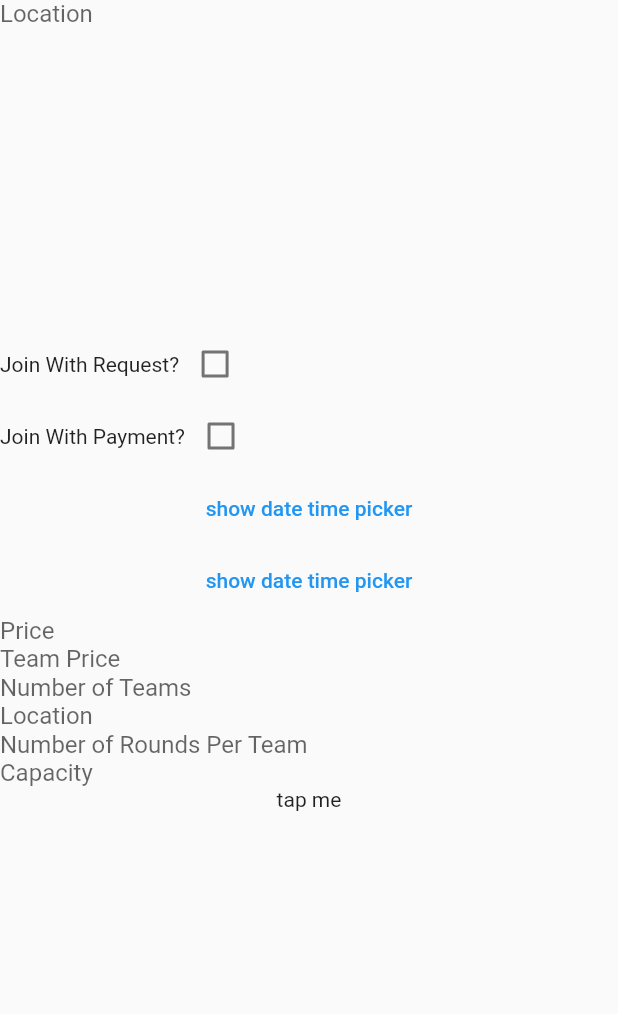
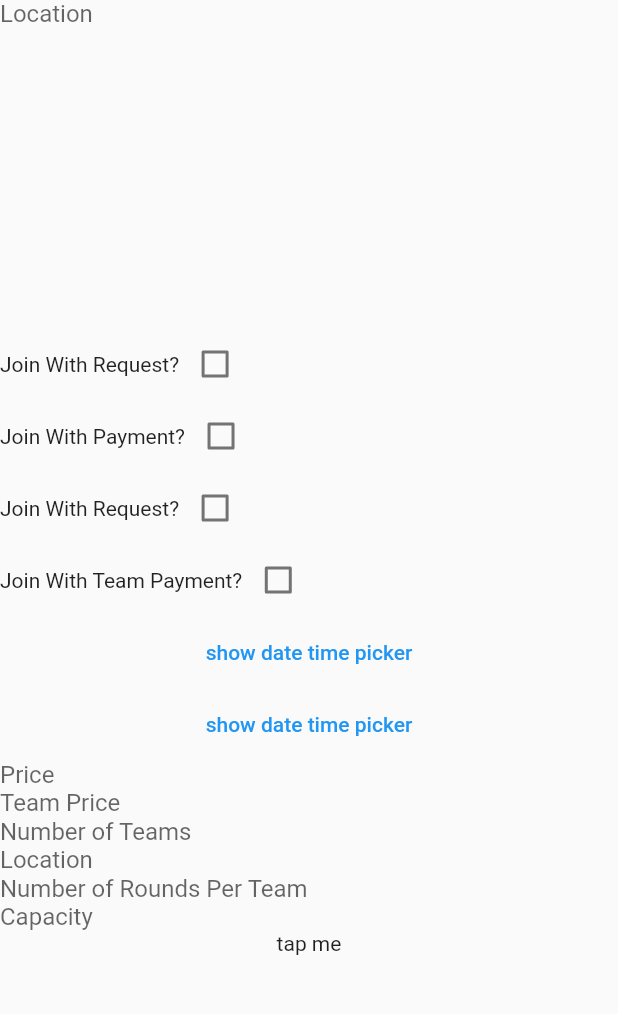
Before and after one commit to ArturoBarrios/AAASoccer, a Flutter app: the LeagueCreate screen opened directly, on a phone screen of 412 x 824 dp, the part 113-1127 px from its top. Run offline on Flutter 3.47's test engine with Material 2 defaults, Android fonts, the phone set to English and light mode, and no system bars; our stand-ins replace auto_size_text, bloc, equatable, flip_card, flutter_bloc, flutter_datetime_picker and 11 more; missing offline and left inert: amplify_api, amplify_auth_cognito, amplify_authenticator, amplify_core, amplify_datastore, amplify_flutter and 9 more.

```diff
--- /dev/null
+++ b/lib/components/create_team_request.dart
@@ -0,0 +1,39 @@
+import 'package:flutter/material.dart';
+
+class CreateTeamRequest extends StatefulWidget {
+  @override
+  _CreateTeamRequest createState() => _CreateTeamRequest();
+  bool withRequest = false;
+}
+
+class _CreateTeamRequest extends State<CreateTeamRequest> {
+  // State variables go here
+
+
+
+  @override
+  Widget build(BuildContext context) {
+    // Build method goes here
+
+      return Container(
+      child: Column(children: [
+          Row(
+          crossAxisAlignment: CrossAxisAlignment.center,
+          children: [
+            Text("Join With Request?"),
+            Checkbox(
+              value: widget.withRequest,
+              onChanged: (bool? value) {
+                setState(() {
+                  widget.withRequest = value!;
+                });
+              },
+            ),
+          ]
+        ),
+
+      ]),
+    );
+
+  }
+}
--- a/lib/views/league/create.dart
+++ b/lib/views/league/create.dart
@@ -9,6 +9,7 @@ import '../../commands/event_command.dart';
 import '../../components/create_event_payment.dart';
 import '../../components/create_event_request.dart';
 import '../../components/create_team_payment.dart';
+import '../../components/create_team_request.dart';
 import '../../components/date_time_picker.dart';
 import '../../components/location_search_bar.dart';
 import '../../enums/EventType.dart';
@@ -43,6 +44,7 @@ class _LeagueCreateState extends State<LeagueCreate> {
   CreateEventRequest createEventRequestWidget = new CreateEventRequest();
   CreateEventPayment createEventPaymentWidget = new CreateEventPayment();
   CreateTeamPayment createTeamPaymentWidget = new CreateTeamPayment();
+  CreateTeamRequest createTeamRequestWidget = new CreateTeamRequest();
   DateTimePicker dateTimePicker = new DateTimePicker();
   LocationSearchBar locationSearchBar = new LocationSearchBar();
 
@@ -66,6 +68,7 @@ class _LeagueCreateState extends State<LeagueCreate> {
         'withRequest': createEventRequestWidget.withRequest,
         'withPayment': createEventPaymentWidget.withPayment,
         'withTeamPayment': createTeamPaymentWidget.withPayment,
+        'withTeamRequest': createTeamRequestWidget.withRequest,
         'roles': "{PLAYER, ORGANIZER}",
         'createdAt': dateTimePicker.rightNow.millisecondsSinceEpoch.toString(),
         'type': EventType.LEAGUE,
@@ -132,6 +135,8 @@ class _LeagueCreateState extends State<LeagueCreate> {
         locationSearchBar,
         createEventRequestWidget,
         createEventPaymentWidget,
+        createTeamRequestWidget,
+        createTeamPaymentWidget,
         dateTimePicker,
         TextField(
           controller: priceController,
--- a/lib/views/tournament/create.dart
+++ b/lib/views/tournament/create.dart
@@ -7,6 +7,7 @@ import '../../commands/tournament_command.dart';
 import '../../commands/event_command.dart';
 import '../../components/create_event_payment.dart';
 import '../../components/create_team_payment.dart';
+import '../../components/create_team_request.dart';
 import '../../components/create_event_request.dart';
 import '../../components/date_time_picker.dart';
 import '../../components/event_input_widget.dart';
@@ -47,6 +48,7 @@ class _TournamentCreateState extends State<TournamentCreate> {
   CreateEventRequest createEventRequestWidget = new CreateEventRequest();
   CreateEventPayment createEventPaymentWidget = new CreateEventPayment();
   CreateTeamPayment createTeamPaymentWidget = new CreateTeamPayment();
+  CreateTeamRequest createTeamRequestWidget = new CreateTeamRequest();
   DateTimePicker dateTimePicker = new DateTimePicker();
   LocationSearchBar locationSearchBar = new LocationSearchBar();
 
@@ -76,6 +78,7 @@ class _TournamentCreateState extends State<TournamentCreate> {
         'withRequest': createEventRequestWidget.withRequest,
         'withPayment': createEventPaymentWidget.withPayment,
         'withTeamPayment': createTeamPaymentWidget.withPayment,
+        'withTeamRequest': createTeamRequestWidget.withRequest,
         'roles': "{PLAYER, ORGANIZER}",
         'createdAt': dateTimePicker.rightNow.millisecondsSinceEpoch.toString(),
         'type': EventType.TOURNAMENT,
@@ -145,6 +148,7 @@ class _TournamentCreateState extends State<TournamentCreate> {
         locationSearchBar,
         createEventRequestWidget,
         createEventPaymentWidget,
+        createTeamRequestWidget,
         createTeamPaymentWidget,
         dateTimePicker,
         TextField(
```
Also changed, not shown: lib/components/Mixins/event_mixin.dart (+46 -14 lines), lib/graphql/fragments/event_fragments.dart (+7 -3 lines), lib/graphql/fragments/team_fragments.dart (+6 -3 lines), lib/graphql/mutations/leagues.dart (+12 -4 lines), lib/graphql/mutations/tournaments.dart (+13 -4 lines), 1 other file.
